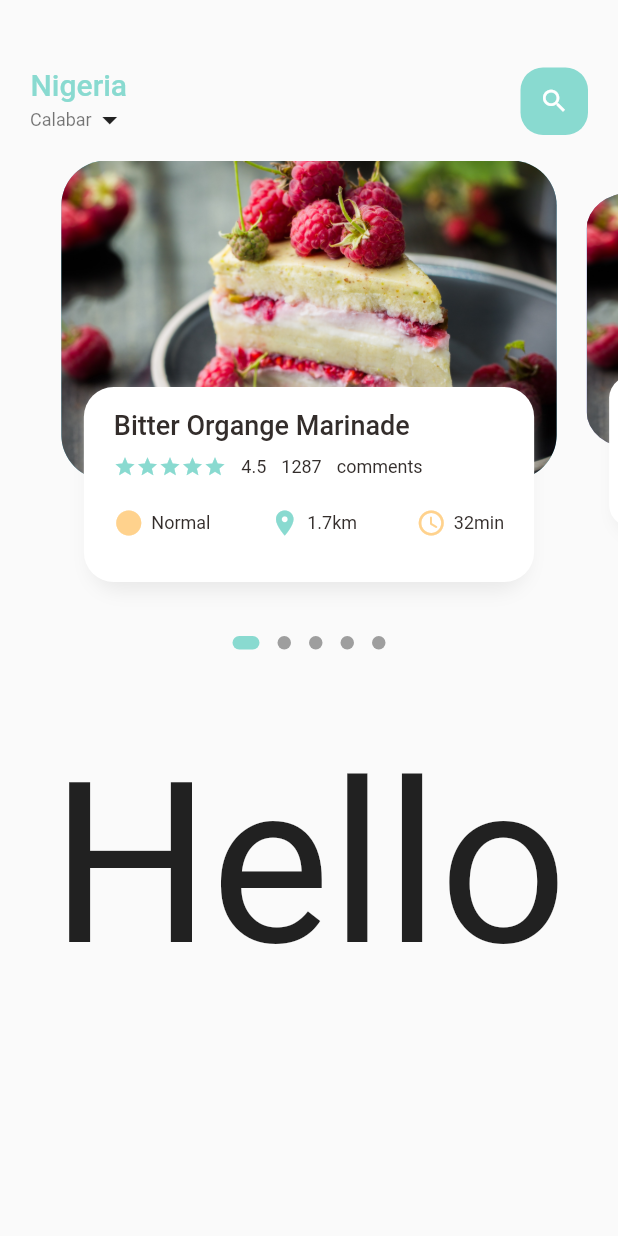
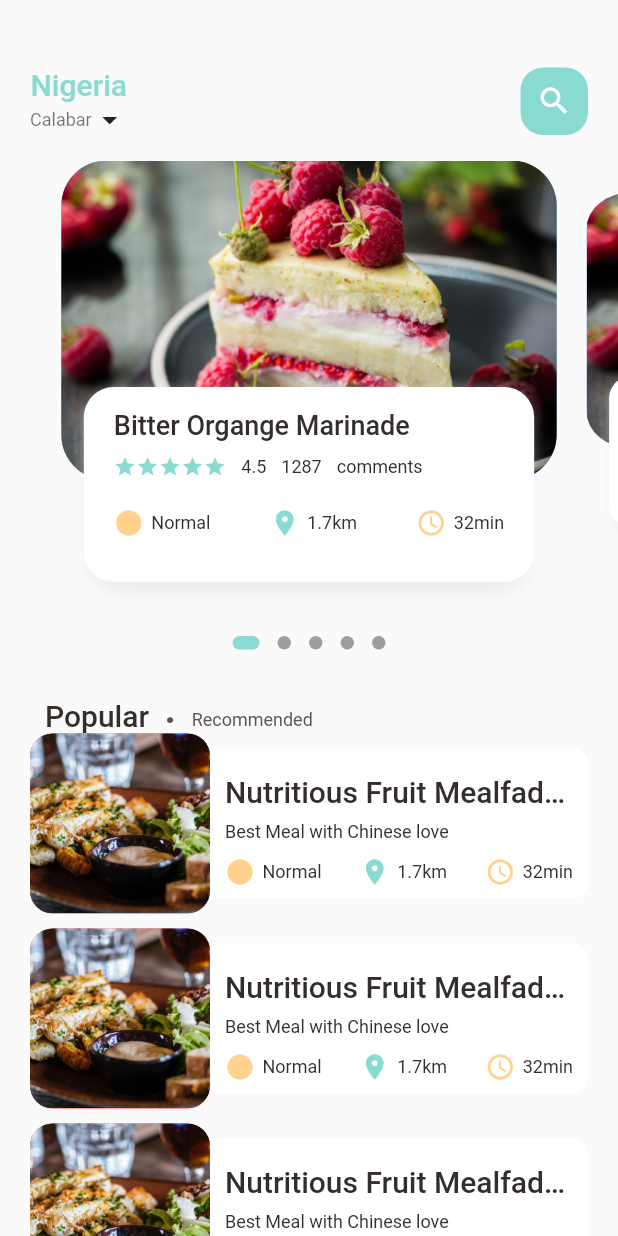
Before and after one commit to adalikwu005/food-delivery-app--flutter, a Flutter app: the screen it shows after launch, on a phone screen of 412 x 824 dp. Run offline on Flutter 3.47's test engine with Material 2 defaults, Android fonts, the phone set to English and light mode, and no system bars; drawn by our look-alikes of dots_indicator; our stand-ins replace get.

Commit message:
Popular-Recommended List View

```diff
--- a/lib/home/food_page.dart
+++ b/lib/home/food_page.dart
@@ -42,6 +42,7 @@ class _FoodPageState extends State<FoodPage> {
   Widget build(BuildContext context) {
     return Column(
       children: [
+        //Slider Section
         Container(
           height: Dimensions.pageView,
           child: PageView.builder(
@@ -62,6 +63,124 @@ class _FoodPageState extends State<FoodPage> {
                 borderRadius: BorderRadius.circular(5.0)),
           ),
         ),
+
+        //Popular Text
+        SizedBox(height: scaleHeight(15)),
+        Container(
+          margin: EdgeInsets.only(left: scaleWidth(30)),
+          child: Row(
+            crossAxisAlignment: CrossAxisAlignment.end,
+            children: [
+              BigText(text: 'Popular'),
+              SizedBox(width: scaleWidth(10)),
+              Container(
+                child: BigText(
+                  text: '.',
+                  size: scaleHeight(30),
+                  color: AppColors.titleColor,
+                ),
+              ),
+              SizedBox(width: scaleWidth(10)),
+              Container(
+                margin: EdgeInsets.only(bottom: scaleHeight(2)),
+                child:
+                    SmallText(text: 'Recommended', color: AppColors.titleColor),
+              ),
+            ],
+          ),
+        ),
+        SizedBox(width: scaleWidth(10)),
+        //List of food and images
+        Container(
+          height: scaleHeight(700),
+          child: ListView.builder(
+              physics: const NeverScrollableScrollPhysics(),
+              //shrinkWrap: true,
+              itemCount: 10,
+              itemBuilder: ((context, index) {
+                return Container(
+                  width: scaleWidth(120),
+                  height: scaleHeight(120),
+                  margin: EdgeInsets.only(
+                      left: scaleWidth(20),
+                      right: scaleWidth(20),
+                      bottom: scaleHeight(10)),
+                  child: Row(
+                    children: [
+                      Container(
+                        width: scaleWidth(120),
+                        height: scaleHeight(120),
+                        decoration: BoxDecoration(
+                          borderRadius: BorderRadius.circular(scaleHeight(15)),
+                          color: Colors.red,
+                          image: const DecorationImage(
+                              image: AssetImage(
+                                "assets/images/food3.jpg",
+                              ),
+                              fit: BoxFit.cover),
+                        ),
+                      ),
+                      Expanded(
+                        child: Container(
+                          height: scaleHeight(100),
+                          decoration: BoxDecoration(
+                              color: Colors.white,
+                              borderRadius: BorderRadius.only(
+                                topRight: Radius.circular(scaleWidth(10)),
+                                bottomRight: Radius.circular(scaleWidth(10)),
+                              )),
+                          child: Padding(
+                            padding: EdgeInsets.only(
+                                left: scaleWidth(10),
+                                right: scaleWidth(10),
+                                top: scaleHeight(10)),
+                            child: Column(
+                              mainAxisAlignment: MainAxisAlignment.center,
+                              crossAxisAlignment: CrossAxisAlignment.start,
+                              children: [
+                                BigText(
+                                    text: 'Nutritious Fruit Mealfadafdafadf'),
+                                SizedBox(height: scaleHeight(8)),
+                                SmallText(text: 'Best Meal with Chinese love'),
+                                SizedBox(height: scaleHeight(10)),
+                                Row(
+                                  crossAxisAlignment: CrossAxisAlignment.start,
+                                  mainAxisAlignment:
+                                      MainAxisAlignment.spaceBetween,
+                                  children: [
+                                    IconAndText(
+                                      icon: Icons.circle_sharp,
+                                      text: 'Normal',
+                                      color: AppColors.mainBlackColor,
+                                      iconColor: AppColors.iconColor1,
+                                      iconSize: scaleHeight(20),
+                                    ),
+                                    IconAndText(
+                                      icon: Icons.location_on,
+                                      text: '1.7km',
+                                      color: AppColors.mainBlackColor,
+                                      iconColor: AppColors.mainColor,
+                                      iconSize: scaleHeight(20),
+                                    ),
+                                    IconAndText(
+                                      icon: Icons.access_time_rounded,
+                                      text: '32min',
+                                      color: AppColors.mainBlackColor,
+                                      iconColor: AppColors.iconColor1,
+                                      iconSize: scaleHeight(20),
+                                    ),
+                                  ],
+                                )
+                              ],
+                            ),
+                          ),
+                        ),
+                      )
+                    ],
+                  ),
+                );
+              })),
+        )
       ],
     );
   }
@@ -97,9 +216,9 @@ class _FoodPageState extends State<FoodPage> {
         children: [
           Container(
             height: Dimensions.pageViewContainer,
-            margin: const EdgeInsets.symmetric(horizontal: 10),
+            margin: EdgeInsets.symmetric(horizontal: scaleWidth(10)),
             decoration: BoxDecoration(
-              borderRadius: BorderRadius.circular(30),
+              borderRadius: BorderRadius.circular(scaleHeight(30)),
               color: index.isEven
                   ? const Color(0xFF69c5df)
                   : const Color(0xFF9294cc),
@@ -137,7 +256,9 @@ class _FoodPageState extends State<FoodPage> {
                   ]),
               child: Container(
                 padding: EdgeInsets.only(
-                    left: 15, top: scaleHeight(15), right: scaleHeight(15)),
+                    left: scaleWidth(15),
+                    top: scaleHeight(15),
+                    right: scaleWidth(15)),
                 child: Column(
                   crossAxisAlignment: CrossAxisAlignment.start,
                   children: [
--- a/lib/home/main_food_page.dart
+++ b/lib/home/main_food_page.dart
@@ -30,13 +30,15 @@ class _MainFoodPageState extends State<MainFoodPage> {
           Container(
             //Status Header Section
             child: Container(
-              margin: const EdgeInsets.only(top: 45, bottom: 15),
-              padding: const EdgeInsets.symmetric(horizontal: 20),
+              margin: EdgeInsets.only(
+                  top: scaleHeight(45), bottom: scaleHeight(15)),
+              padding: EdgeInsets.symmetric(horizontal: scaleWidth(20)),
               child: Row(
                 crossAxisAlignment: CrossAxisAlignment.start,
                 mainAxisAlignment: MainAxisAlignment.spaceBetween,
                 children: [
                   Column(
+                    crossAxisAlignment: CrossAxisAlignment.center,
                     children: [
                       BigText(text: 'Nigeria', color: AppColors.mainColor),
                       Row(
@@ -52,15 +54,16 @@ class _MainFoodPageState extends State<MainFoodPage> {
                   ),
                   Center(
                     child: Container(
-                      width: scaleHeight(45),
+                      width: scaleWidth(45),
                       height: scaleHeight(45),
                       decoration: BoxDecoration(
-                          color: AppColors.mainColor,
-                          borderRadius: BorderRadius.circular(15)),
+                        color: AppColors.mainColor,
+                        borderRadius: BorderRadius.circular(scaleHeight(15)),
+                      ),
                       child: Icon(
                         Icons.search,
                         color: Colors.white,
-                        size: scaleHeight(20),
+                        size: scaleHeight(24),
                       ),
                     ),
                   ),
@@ -68,18 +71,11 @@ class _MainFoodPageState extends State<MainFoodPage> {
               ),
             ),
           ),
-          const FoodPage(),
-          SizedBox(
-            height: scaleHeight(50),
+          const Expanded(
+            child: SingleChildScrollView(
+              child: FoodPage(),
+            ),
           ),
-          Center(
-            child: Text(
-              'Hello',
-              style: TextStyle(
-                fontSize: scaleHeight(150),
-              ),
-            ),
-          )
         ],
       ),
     );
```
